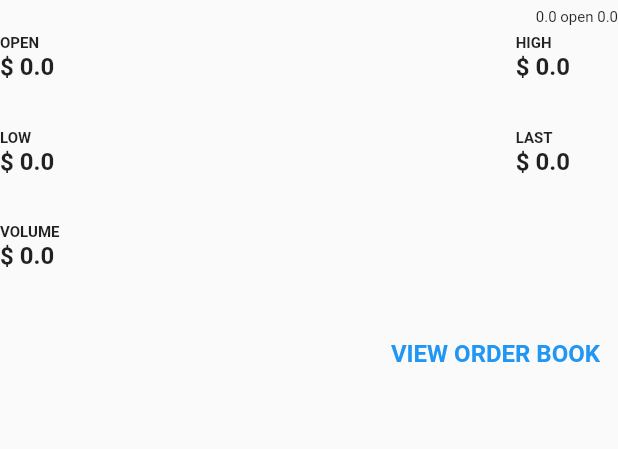
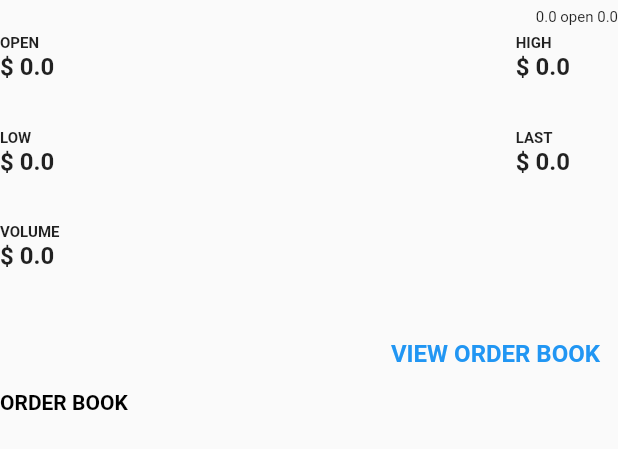
Before and after one commit to iammadhukar/deep_rooted, a Flutter app: the CryptoDetailWidget widget shown alone on an empty page, opened directly with empty values, after a tap on "VIEW ORDER BOOK", on a phone screen of 412 x 824 dp. Shown: the top 449 px of the screen. Run offline on Flutter 3.47's test engine with Material 2 defaults, Android fonts, the phone set to English and light mode, and no system bars; network calls fail.

Commit message:
order book implemented

```diff
--- a/lib/components/CryptoDetailWidget.dart
+++ b/lib/components/CryptoDetailWidget.dart
@@ -1,6 +1,9 @@
 import 'package:deep_rooted/model/CryptoData.dart';
 import 'package:deep_rooted/provider/CryptoProvider.dart';
 import 'package:flutter/material.dart';
+import 'package:provider/provider.dart';
+
+import 'ShowOrderBook.dart';
 
 class CryptoDetailWidget extends StatefulWidget {
   final CryptoData cryptoData;
@@ -157,7 +160,11 @@ class _CryptoDetailWidgetState extends State<CryptoDetailWidget> {
           child: TextButton(
             onPressed: () {
               setState(() {
-                showOrderBook = true;
+                showOrderBook = !showOrderBook;
+                if (showOrderBook) {
+                  Provider.of<CryptoProvider>(context, listen: false)
+                      .getOrderBookForPair(widget.cryptoData.name);
+                }
               });
             },
             child: const Text(
@@ -170,6 +177,7 @@ class _CryptoDetailWidgetState extends State<CryptoDetailWidget> {
             ),
           ),
         ),
+        showOrderBook ? ShowOrderBook() : const SizedBox.shrink(),
       ],
     );
   }
--- /dev/null
+++ b/lib/components/ShowOrderBook.dart
@@ -0,0 +1,141 @@
+import 'package:deep_rooted/model/Price.dart';
+import 'package:deep_rooted/provider/CryptoProvider.dart';
+import 'package:flutter/material.dart';
+import 'package:provider/provider.dart';
+
+class ShowOrderBook extends StatelessWidget {
+  @override
+  Widget build(BuildContext context) {
+    return SizedBox(
+      width: MediaQuery.of(context).size.width,
+      child: Column(
+        mainAxisSize: MainAxisSize.min,
+        crossAxisAlignment: CrossAxisAlignment.start,
+        children: [
+          const Text(
+            'ORDER BOOK',
+            style: TextStyle(
+              fontSize: 14,
+              fontWeight: FontWeight.bold,
+              color: Colors.black,
+            ),
+          ),
+          const SizedBox(height: 20),
+          Row(
+            mainAxisSize: MainAxisSize.min,
+            children: [
+              Selector<CryptoProvider, List<Price>?>(
+                shouldRebuild: (prev, next) => true,
+                selector: (context, provider) => provider.bidPrice,
+                builder: (context, bidPrices, _) {
+                  if (bidPrices != null) {
+                    return SizedBox(
+                      width: (MediaQuery.of(context).size.width - 32) * 0.5,
+                      child: Row(
+                        mainAxisSize: MainAxisSize.min,
+                        children: [
+                          Expanded(
+                            child: ListView.separated(
+                              shrinkWrap: true,
+                              itemBuilder: (context, index) {
+                                if (index == 0) {
+                                  return const Text("BID PRICE");
+                                } else {
+                                  return Text(bidPrices[index]
+                                      .price
+                                      .toStringAsFixed(2)
+                                      .toString());
+                                }
+                              },
+                              separatorBuilder: (context, index) {
+                                return const SizedBox(height: 10);
+                              },
+                              itemCount: 6,
+                            ),
+                          ),
+                          Expanded(
+                            child: ListView.separated(
+                              shrinkWrap: true,
+                              itemBuilder: (context, index) {
+                                if (index == 0) {
+                                  return const Text("QTY");
+                                } else {
+                                  return Text(
+                                      bidPrices[index].quantity.toString());
+                                }
+                              },
+                              separatorBuilder: (context, index) {
+                                return const SizedBox(height: 10);
+                              },
+                              itemCount: 6,
+                            ),
+                          )
+                        ],
+                      ),
+                    );
+                  } else {
+                    return const SizedBox.shrink();
+                  }
+                },
+              ),
+              Selector<CryptoProvider, List<Price>?>(
+                shouldRebuild: (prev, next) => true,
+                selector: (context, provider) => provider.askPrice,
+                builder: (context, askPrice, _) {
+                  if (askPrice != null) {
+                    return SizedBox(
+                      width: (MediaQuery.of(context).size.width - 32) * 0.5,
+                      child: Row(
+                        mainAxisSize: MainAxisSize.min,
+                        children: [
+                          Expanded(
+                            child: ListView.separated(
+                              shrinkWrap: true,
+                              itemBuilder: (context, index) {
+                                if (index == 0) {
+                                  return const Text("QTY");
+                                } else {
+                                  return Text(
+                                      askPrice[index].quantity.toString());
+                                }
+                              },
+                              separatorBuilder: (context, index) {
+                                return const SizedBox(height: 10);
+                              },
+                              itemCount: 6,
+                            ),
+                          ),
+                          Expanded(
+                            child: ListView.separated(
+                              shrinkWrap: true,
+                              itemBuilder: (context, index) {
+                                if (index == 0) {
+                                  return const Text("ASK PRICE");
+                                } else {
+                                  return Text(askPrice[index]
+                                      .price
+                                      .toStringAsFixed(2)
+                                      .toString());
+                                }
+                              },
+                              separatorBuilder: (context, index) {
+                                return const SizedBox(height: 10);
+                              },
+                              itemCount: 6,
+                            ),
+                          )
+                        ],
+                      ),
+                    );
+                  } else {
+                    return const SizedBox.shrink();
+                  }
+                },
+              ),
+            ],
+          ),
+        ],
+      ),
+    );
+  }
+}
--- /dev/null
+++ b/lib/model/Price.dart
@@ -0,0 +1,16 @@
+class Price {
+  final double price;
+  final double quantity;
+
+  Price({
+    required this.price,
+    required this.quantity,
+  });
+
+  factory Price.fromJson(Map<String, dynamic> json) {
+    return Price(
+      price: json['price'],
+      quantity: json['quantity'],
+    );
+  }
+}
--- a/lib/provider/CryptoProvider.dart
+++ b/lib/provider/CryptoProvider.dart
@@ -1,30 +1,71 @@
 import 'dart:convert';
 
 import 'package:deep_rooted/model/CryptoData.dart';
+import 'package:deep_rooted/model/OrderBook.dart';
+import 'package:deep_rooted/model/Price.dart';
 import 'package:flutter/material.dart';
 import 'package:http/http.dart' as http;
 
 class CryptoProvider extends ChangeNotifier {
   CryptoProvider();
   static const String dataUrl = 'https://www.bitstamp.net/api/ticker/';
+  static const String orderBookUrl = 'https://www.bitstamp.net/api/order_book/';
 
   CryptoData? _cryptoData;
   CryptoData? get cryptoData => _cryptoData;
+  List<Price>? _bidPrice;
+  List<Price>? get bidPrice => _bidPrice;
+  List<Price>? _askPrice;
+  List<Price>? get askPrice => _askPrice;
   bool _fetchingCryptoData = false;
   bool get fetchingCryptoData => _fetchingCryptoData;
   bool _initialState = true;
   bool get initialState => _initialState;
 
-  Future<CryptoData?> getDataForCryptoPair(String cryptoPair) async {
+  Future<CryptoData?> getDataForcurrencyPair(String currencyPair) async {
     _fetchingCryptoData = true;
     _initialState = false;
     _cryptoData = null;
     notifyListeners();
-    final response = await http.get(Uri.parse('$dataUrl+$cryptoPair'));
+    final response = await http.get(Uri.parse('$dataUrl+$currencyPair'));
     if (response.statusCode == 200) {
-      _cryptoData = CryptoData.fromJson(jsonDecode(response.body), cryptoPair);
+      _cryptoData =
+          CryptoData.fromJson(jsonDecode(response.body), currencyPair);
     }
     _fetchingCryptoData = false;
     notifyListeners();
   }
+
+  getOrderBookForPair(String currencyPair) async {
+    _bidPrice = null;
+    _askPrice = null;
+    notifyListeners();
+    final response = await http.get(Uri.parse('$orderBookUrl+$currencyPair'));
+    if (response.statusCode == 200) {
+      if (bidPrice == null) {
+        _bidPrice = [];
+      }
+      jsonDecode(response.body)['bids'].forEach((element) {
+        _bidPrice!.add(Price(
+            price: double.parse(element[0]),
+            quantity: double.parse(element[1])));
+      });
+      if (askPrice == null) {
+        _askPrice = [];
+      }
+      jsonDecode(response.body)['asks'].forEach((element) {
+        _askPrice!.add(Price(
+            price: double.parse(element[0]),
+            quantity: double.parse(element[1])));
+      });
+    }
+    bidPrice!.sort((a, b) => a.price.compareTo(b.price));
+    if (bidPrice!.isNotEmpty) {
+      bidPrice!.sort((a, b) => a.price.compareTo(b.price));
+    }
+    if (askPrice!.isNotEmpty) {
+      askPrice!.sort((a, b) => a.price.compareTo(b.price));
+    }
+    notifyListeners();
+  }
 }
```
Also changed, not shown: lib/model/OrderBook.dart (added, +29 -0 lines), lib/screens/HomeScreen.dart (+8 -2 lines).
